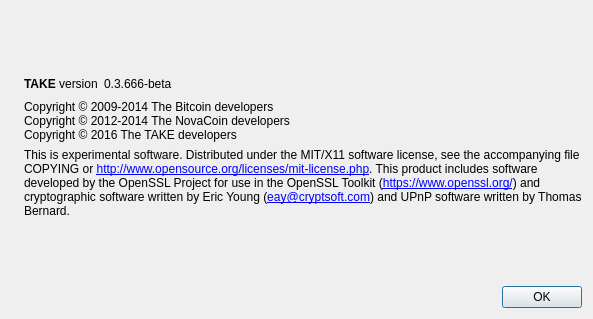
Old version of the form src/qt/forms/aboutdialog.ui in the repository catchup7/take1.
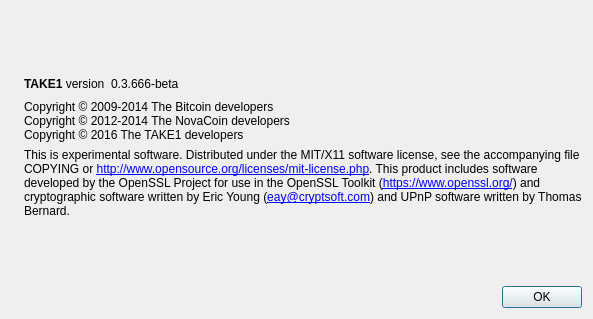
New version of the form. Icons and pictures are not drawn.

The edit to the form file:
```diff
--- a/src/qt/forms/aboutdialog.ui
+++ b/src/qt/forms/aboutdialog.ui
@@ -53,7 +53,7 @@
           <cursorShape>IBeamCursor</cursorShape>
          </property>
          <property name="text">
-          <string>&lt;b&gt;TAKE&lt;/b&gt; version</string>
+          <string>&lt;b&gt;TAKE1&lt;/b&gt; version</string>
          </property>
          <property name="textInteractionFlags">
           <set>Qt::LinksAccessibleByMouse|Qt::TextSelectableByKeyboard|Qt::TextSelectableByMouse</set>
@@ -96,7 +96,7 @@
        <property name="text">
         <string>Copyright © 2009-2014 The Bitcoin developers
 Copyright © 2012-2014 The NovaCoin developers
-Copyright © 2016 The TAKE developers</string>
+Copyright © 2016 The TAKE1 developers</string>
        </property>
        <property name="textInteractionFlags">
         <set>Qt::LinksAccessibleByMouse|Qt::TextSelectableByKeyboard|Qt::TextSelectableByMouse</set>
```
Left out of the diff: 2 changed lines with no effect on the pictures.
